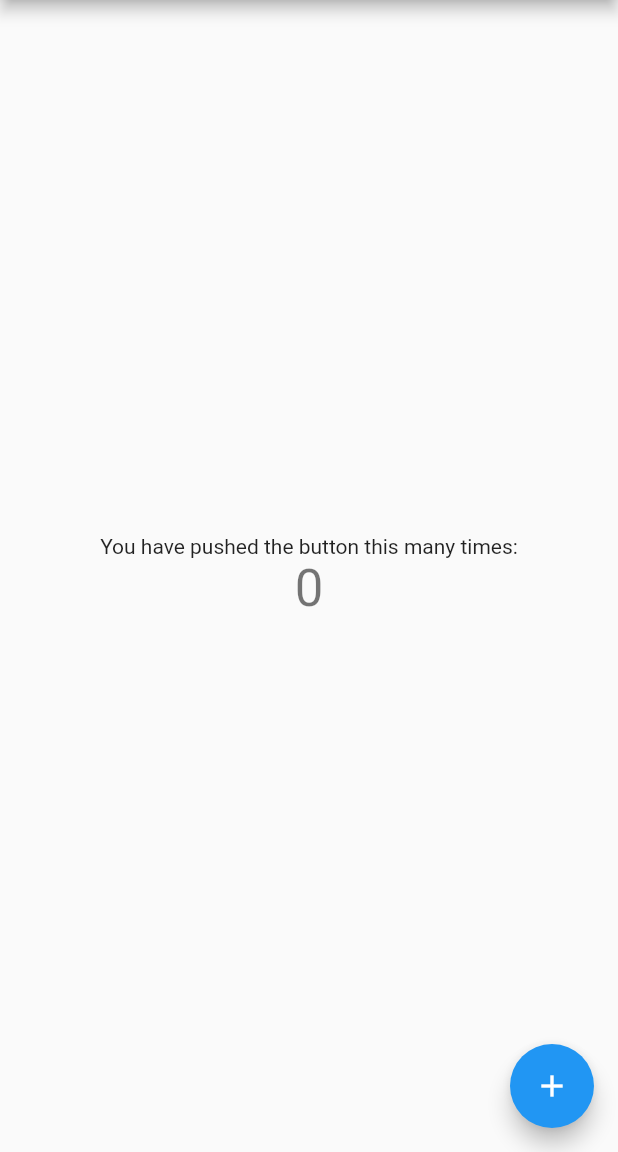
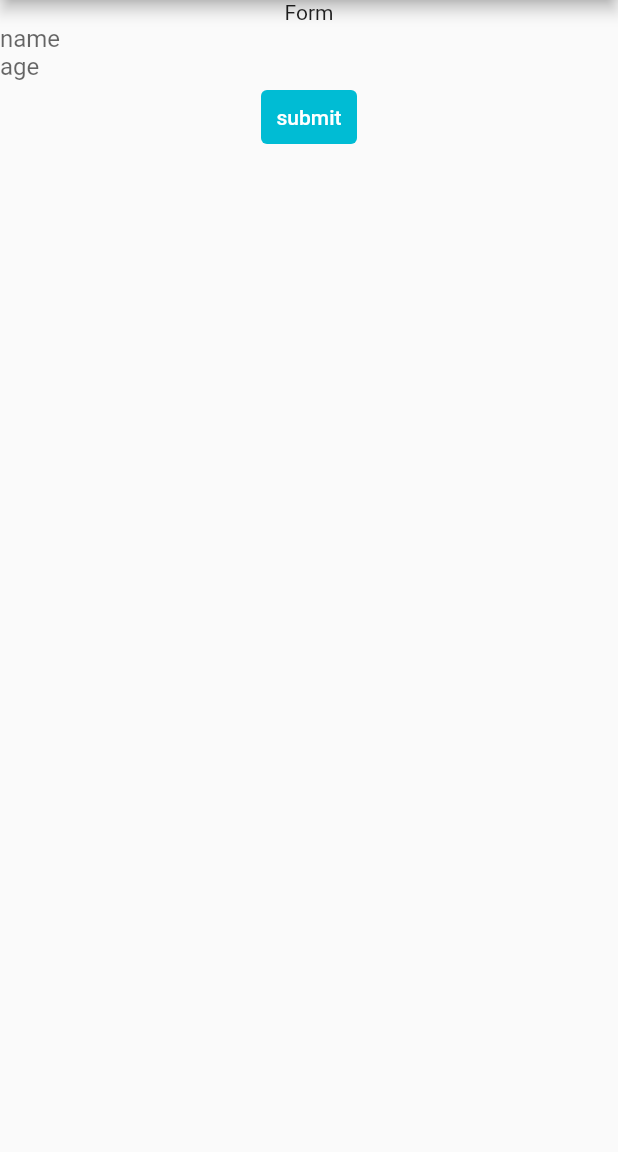
Before and after one commit to duongtuancanhktpm/demo, a Flutter app: the screen it shows after launch, on a phone screen of 412 x 824 dp, the part 84-1236 px from its top. Run offline on Flutter 3.47's test engine with Material 2 defaults, Android fonts, the phone set to English and light mode, and no system bars.

Commit message:
first commit

```diff
--- a/lib/main.dart
+++ b/lib/main.dart
@@ -1,4 +1,6 @@
 import 'package:flutter/material.dart';
+
+import 'my_home_page.dart';
 
 void main() {
   runApp(MyApp());
@@ -11,103 +13,10 @@ class MyApp extends StatelessWidget {
     return MaterialApp(
       title: 'Flutter Demo',
       theme: ThemeData(
-        // This is the theme of your application.
-        //
-        // Try running your application with "flutter run". You'll see the
-        // application has a blue toolbar. Then, without quitting the app, try
-        // changing the primarySwatch below to Colors.green and then invoke
-        // "hot reload" (press "r" in the console where you ran "flutter run",
-        // or simply save your changes to "hot reload" in a Flutter IDE).
-        // Notice that the counter didn't reset back to zero; the application
-        // is not restarted.
+
         primarySwatch: Colors.blue,
       ),
       home: MyHomePage(title: 'Flutter Demo Home Page'),
     );
   }
 }
-
-class MyHomePage extends StatefulWidget {
-  MyHomePage({Key? key, required this.title}) : super(key: key);
-
-  // This widget is the home page of your application. It is stateful, meaning
-  // that it has a State object (defined below) that contains fields that affect
-  // how it looks.
-
-  // This class is the configuration for the state. It holds the values (in this
-  // case the title) provided by the parent (in this case the App widget) and
-  // used by the build method of the State. Fields in a Widget subclass are
-  // always marked "final".
-
-  final String title;
-
-  @override
-  _MyHomePageState createState() => _MyHomePageState();
-}
-
-class _MyHomePageState extends State<MyHomePage> {
-  int _counter = 0;
-
-  void _incrementCounter() {
-    setState(() {
-      // This call to setState tells the Flutter framework that something has
-      // changed in this State, which causes it to rerun the build method below
-      // so that the display can reflect the updated values. If we changed
-      // _counter without calling setState(), then the build method would not be
-      // called again, and so nothing would appear to happen.
-      _counter++;
-    });
-  }
-
-  @override
-  Widget build(BuildContext context) {
-    // This method is rerun every time setState is called, for instance as done
-    // by the _incrementCounter method above.
-    //
-    // The Flutter framework has been optimized to make rerunning build methods
-    // fast, so that you can just rebuild anything that needs updating rather
-    // than having to individually change instances of widgets.
-    return Scaffold(
-      appBar: AppBar(
-        // Here we take the value from the MyHomePage object that was created by
-        // the App.build method, and use it to set our appbar title.
-        title: Text(widget.title),
-      ),
-      body: Center(
-        // Center is a layout widget. It takes a single child and positions it
-        // in the middle of the parent.
-        child: Column(
-          // Column is also a layout widget. It takes a list of children and
-          // arranges them vertically. By default, it sizes itself to fit its
-          // children horizontally, and tries to be as tall as its parent.
-          //
-          // Invoke "debug painting" (press "p" in the console, choose the
-          // "Toggle Debug Paint" action from the Flutter Inspector in Android
-          // Studio, or the "Toggle Debug Paint" command in Visual Studio Code)
-          // to see the wireframe for each widget.
-          //
-          // Column has various properties to control how it sizes itself and
-          // how it positions its children. Here we use mainAxisAlignment to
-          // center the children vertically; the main axis here is the vertical
-          // axis because Columns are vertical (the cross axis would be
-          // horizontal).
-          mainAxisAlignment: MainAxisAlignment.center,
-          children: <Widget>[
-            Text(
-              'You have pushed the button this many times:',
-            ),
-            Text(
-              '$_counter',
-              style: Theme.of(context).textTheme.headline4,
-            ),
-          ],
-        ),
-      ),
-      floatingActionButton: FloatingActionButton(
-        onPressed: _incrementCounter,
-        tooltip: 'Increment',
-        child: Icon(Icons.add),
-      ), // This trailing comma makes auto-formatting nicer for build methods.
-    );
-  }
-}
--- /dev/null
+++ b/lib/my_home_page.dart
@@ -0,0 +1,64 @@
+import 'package:flutter/cupertino.dart';
+import 'package:flutter/material.dart';
+
+class MyHomePage extends StatefulWidget {
+  MyHomePage({Key? key, required this.title}) : super(key: key);
+
+  final String title;
+
+  @override
+  _MyHomePageState createState() => _MyHomePageState();
+}
+
+class _MyHomePageState extends State<MyHomePage> {
+  @override
+  Widget build(BuildContext context) {
+    return Scaffold(
+      appBar: AppBar(
+        title: Text(widget.title),
+      ),
+      body: Center(child: HomeView(context)),
+    );
+  }
+}
+
+Widget HomeView(BuildContext context) {
+  String name = "name";
+  int age = 0;
+  TextEditingController nameController = new TextEditingController();
+  TextEditingController ageController = new TextEditingController();
+  return Column(
+    children: [
+      Center(
+        child: Text("Form"),
+      ),
+      TextField(
+        controller: nameController,
+        decoration: new InputDecoration.collapsed(hintText: "name"),
+      ),
+      TextFormField(
+        controller: ageController,
+        decoration: new InputDecoration.collapsed(hintText: "age"),
+        keyboardType: TextInputType.number,
+      ),
+      Center(
+        child: TextButton(
+            style: TextButton.styleFrom(
+                backgroundColor: Colors.cyan, primary: Colors.white),
+            child: Text("submit"),
+            onPressed: () => {
+              showDialog(context: context, builder: (BuildContext context) => AlertDialog(
+                title: Text("information"),
+                content: Text("name: ${nameController.text} age: ${ageController.text}"),
+                actions: [TextButton(
+                  child: Text("ok"),
+                  onPressed: () => Navigator.pop(context),
+
+                )],
+
+              ))
+            }),
+      )
+    ],
+  );
+}
```
